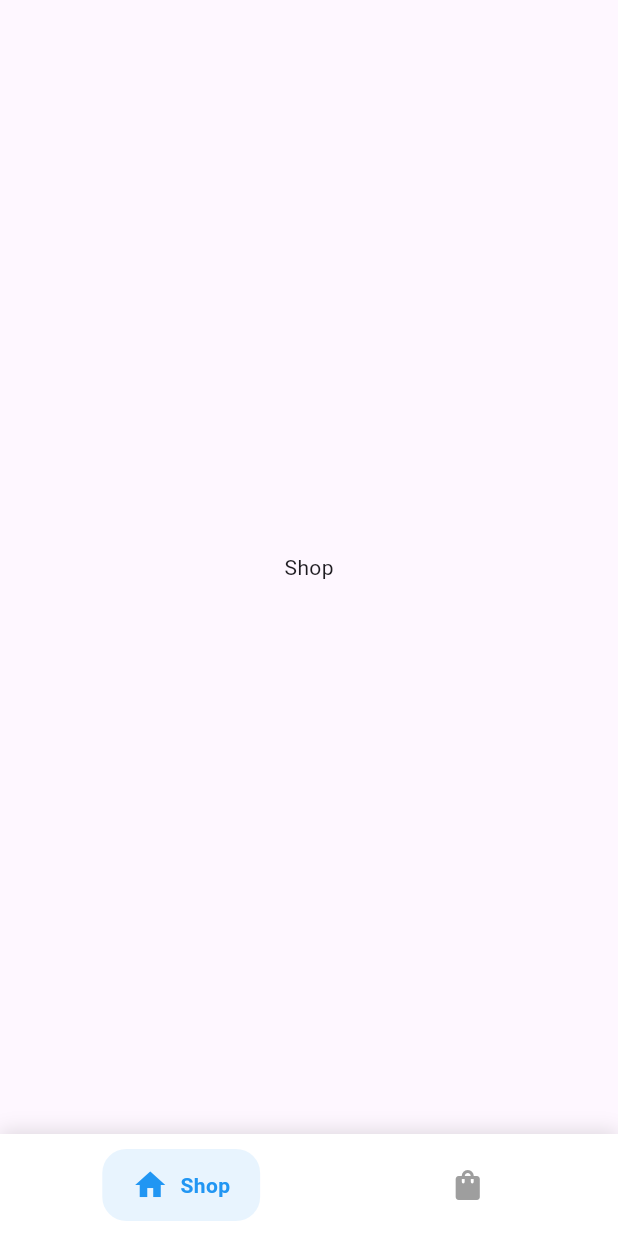
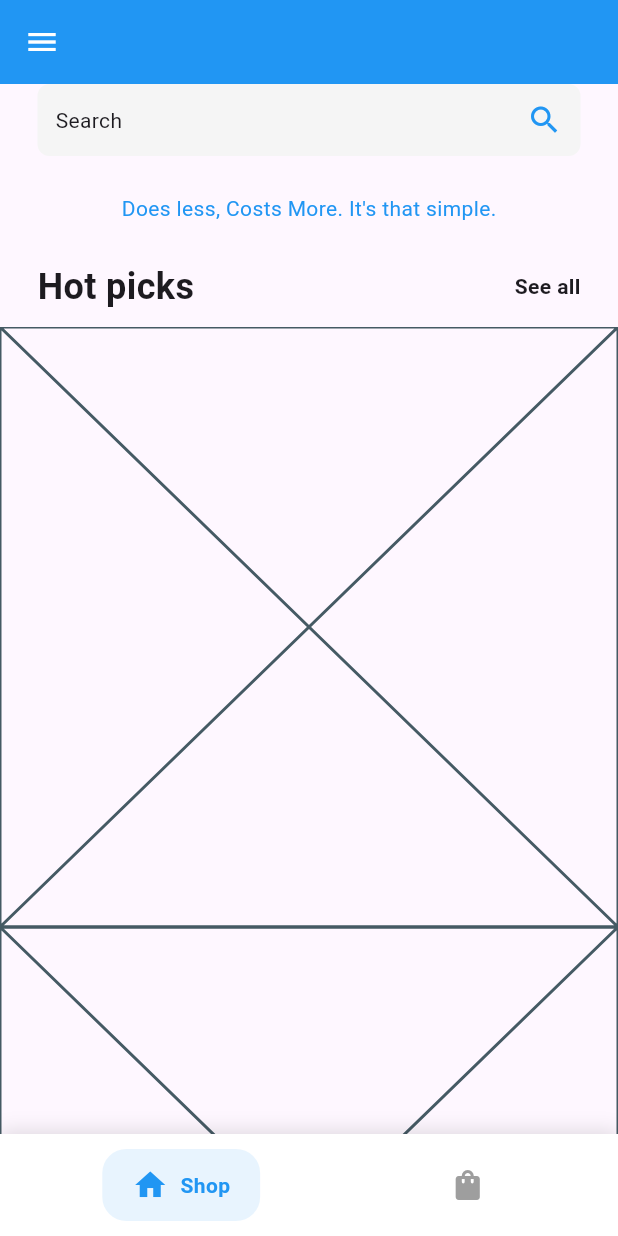
Before and after one commit to JohnAricsson/ecomm_app_flutter, a Flutter app: the HomePage screen opened directly, on a phone screen of 412 x 824 dp. Run offline on Flutter 3.47's test engine with Material 3 defaults, Android fonts, the phone set to English and light mode, and no system bars; drawn by our look-alikes of google_nav_bar.

Commit message:
halfway frontend complete

```diff
--- /dev/null
+++ b/lib/components/phone_tile.dart
@@ -0,0 +1,11 @@
+import 'package:flutter/material.dart';
+import 'package:ecomm_app_flutter/models/phone.dart';
+
+class PhoneTile extends StatelessWidget {
+  const PhoneTile({super.key});
+
+  @override
+  Widget build(BuildContext context) {
+    return const Placeholder();
+  }
+}
--- /dev/null
+++ b/lib/models/phone.dart
@@ -0,0 +1,13 @@
+class Phone {
+  final String name;
+  final String price;
+  final String imagePath;
+  final String description;
+
+  Phone({
+    required this.name,
+    required this.price,
+    required this.imagePath,
+    required this.description,
+  });
+}
--- a/lib/pages/home_page.dart
+++ b/lib/pages/home_page.dart
@@ -19,14 +19,77 @@ class _HomePageState extends State<HomePage> {
     });
   }
 
-  final List<Widget> pages = [const ShopPage(), const CartPage()];
+  final List<Widget> pages = const [ShopPage(), CartPage()];
 
   @override
   Widget build(BuildContext context) {
     return Scaffold(
-      bottomNavigationBar: BottomNavBar(
-        onTabChange: (index) => navigateBottomBar(index),
+      bottomNavigationBar: BottomNavBar(onTabChange: navigateBottomBar),
+
+      appBar: AppBar(
+        backgroundColor: Colors.blue,
+        leading: Builder(
+          builder: (context) => IconButton(
+            icon: const Icon(Icons.menu, color: Colors.white),
+            onPressed: () {
+              Scaffold.of(context).openDrawer();
+            },
+          ),
+        ),
       ),
+
+      drawer: Drawer(
+        backgroundColor: Colors.white,
+        child: SafeArea(
+          child: Column(
+            crossAxisAlignment: CrossAxisAlignment.start,
+            children: [
+              DrawerHeader(
+                child: Center(
+                  child: Image.asset(
+                    'lib/images/logo.png',
+                    color: Colors.blue,
+                    height: 80,
+                  ),
+                ),
+              ),
+
+              const Divider(),
+
+              ListTile(
+                leading: const Icon(Icons.home, color: Colors.blue),
+                title: const Text('Home', style: TextStyle(color: Colors.blue)),
+                onTap: () {
+                  Navigator.pop(context);
+                },
+              ),
+
+              ListTile(
+                leading: const Icon(Icons.info, color: Colors.blue),
+                title: const Text(
+                  'About',
+                  style: TextStyle(color: Colors.blue),
+                ),
+                onTap: () {},
+              ),
+
+              const Spacer(),
+
+              ListTile(
+                leading: const Icon(Icons.logout, color: Colors.blue),
+                title: const Text(
+                  'Logout',
+                  style: TextStyle(color: Colors.blue),
+                ),
+                onTap: () {},
+              ),
+
+              const SizedBox(height: 20),
+            ],
+          ),
+        ),
+      ),
+
       body: pages[_selectedIndex],
     );
   }
--- a/lib/pages/shop_page.dart
+++ b/lib/pages/shop_page.dart
@@ -1,3 +1,4 @@
+import 'package:ecomm_app_flutter/components/phone_tile.dart';
 import 'package:flutter/material.dart';
 
 class ShopPage extends StatefulWidget {
@@ -10,6 +11,57 @@ class ShopPage extends StatefulWidget {
 class _ShopPageState extends State<ShopPage> {
   @override
   Widget build(BuildContext context) {
-    return Center(child: Text('Shop'));
+    return Column(
+      children: [
+        Container(
+          padding: const EdgeInsets.all(12),
+          margin: const EdgeInsets.symmetric(horizontal: 25),
+          decoration: BoxDecoration(
+            color: Colors.grey[100],
+            borderRadius: BorderRadius.circular(8),
+          ),
+          child: const Row(
+            mainAxisAlignment: MainAxisAlignment.spaceBetween,
+            children: [
+              Text('Search'),
+              Icon(Icons.search, color: Colors.blue),
+            ],
+          ),
+        ),
+
+        const Padding(
+          padding: EdgeInsets.symmetric(vertical: 25),
+          child: Text(
+            "Does less, Costs More. It's that simple.",
+            style: TextStyle(color: Colors.blue),
+          ),
+        ),
+
+        const Padding(
+          padding: EdgeInsets.symmetric(horizontal: 25),
+          child: Row(
+            mainAxisAlignment: MainAxisAlignment.spaceBetween,
+            children: [
+              Text(
+                'Hot picks',
+                style: TextStyle(fontWeight: FontWeight.bold, fontSize: 24),
+              ),
+              Text('See all', style: TextStyle(fontWeight: FontWeight.bold)),
+            ],
+          ),
+        ),
+
+        const SizedBox(height: 10),
+
+        Expanded(
+          child: ListView.builder(
+            itemCount: 10,
+            itemBuilder: (context, index) {
+              return PhoneTile();
+            },
+          ),
+        ),
+      ],
+    );
   }
 }
```
